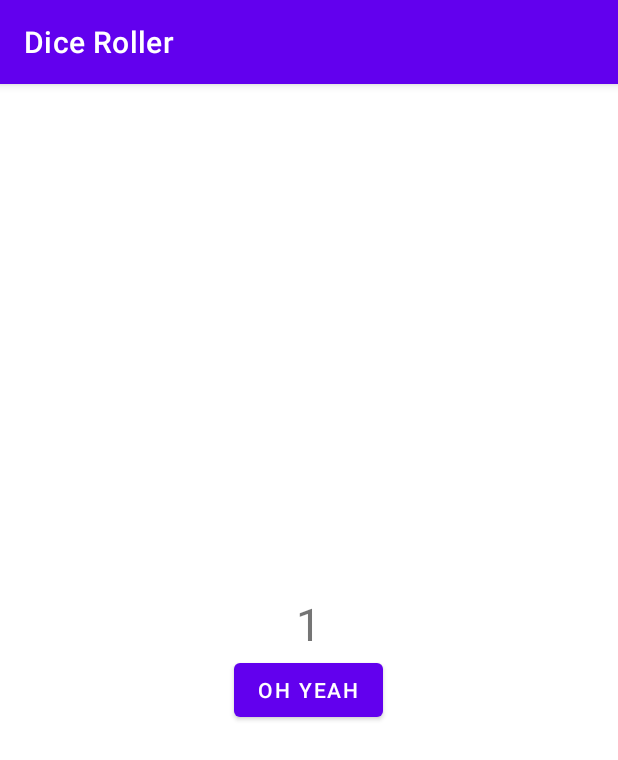
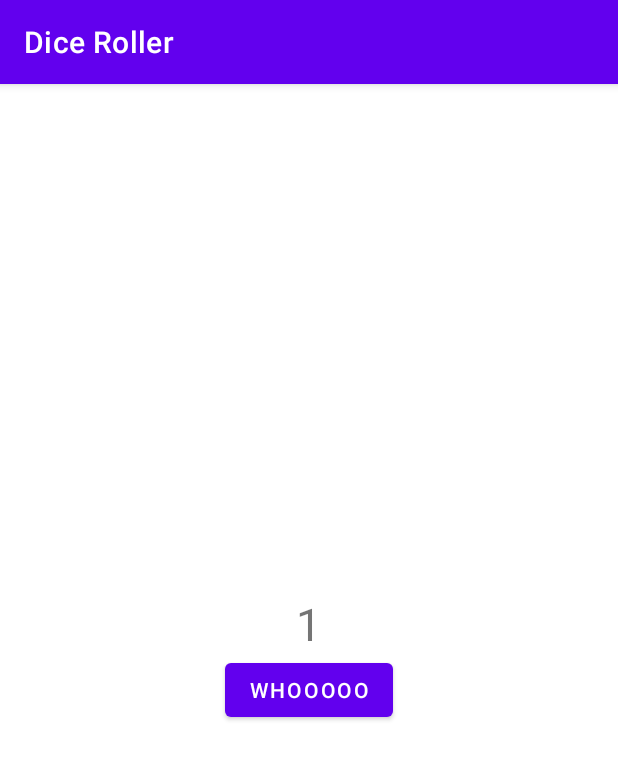
Before and after one commit to dustyfox113/DiceRoller, an Android app: the screen it shows after launch (MainActivity), on a phone screen of 412 x 824 dp. Shown: the top 760 px of the screen. Run offline under Robolectric (Android 15) with nearby library versions, the phone set to English and light mode, and no system bars.

Commit message:
whooooo text on button

```diff
--- a/app/src/main/java/com/example/diceroller/MainActivity.kt
+++ b/app/src/main/java/com/example/diceroller/MainActivity.kt
@@ -10,7 +10,7 @@ class MainActivity : AppCompatActivity() {
         super.onCreate(savedInstanceState)
         setContentView(R.layout.activity_main)
         val rollButton: Button = findViewById(R.id.roll_button)
-        rollButton.text="Oh yeah"
+        rollButton.text="whooooo"
         rollButton.setOnClickListener {
             Toast.makeText(this, "button clicked", Toast.LENGTH_SHORT).show()
         }
```
